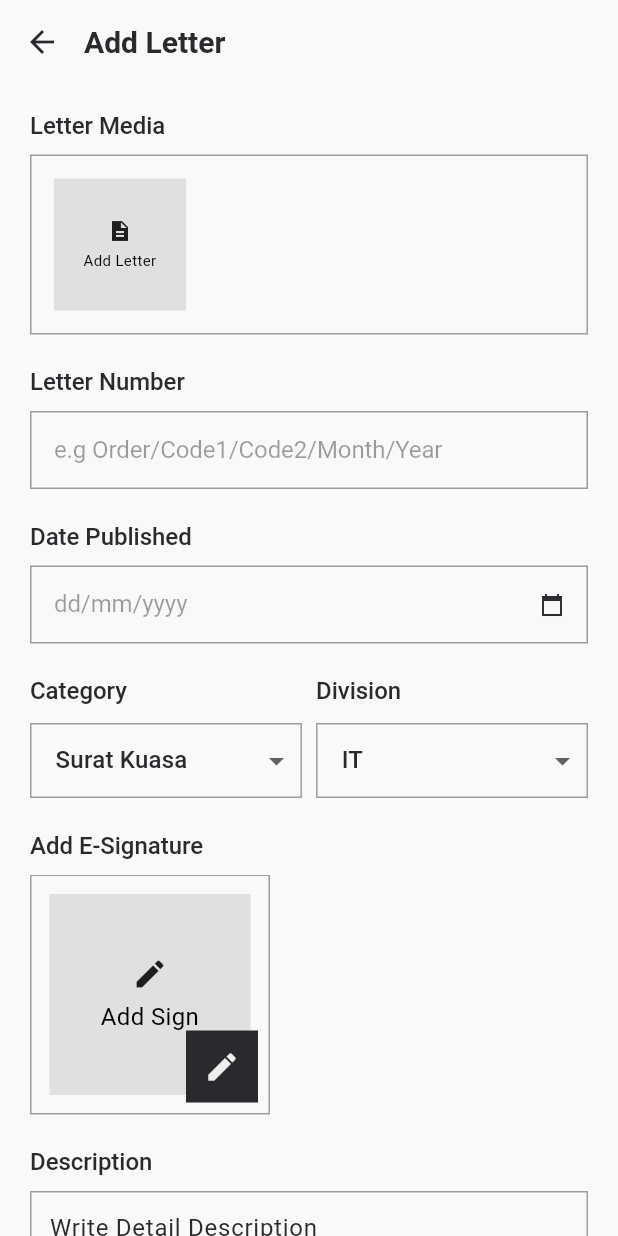
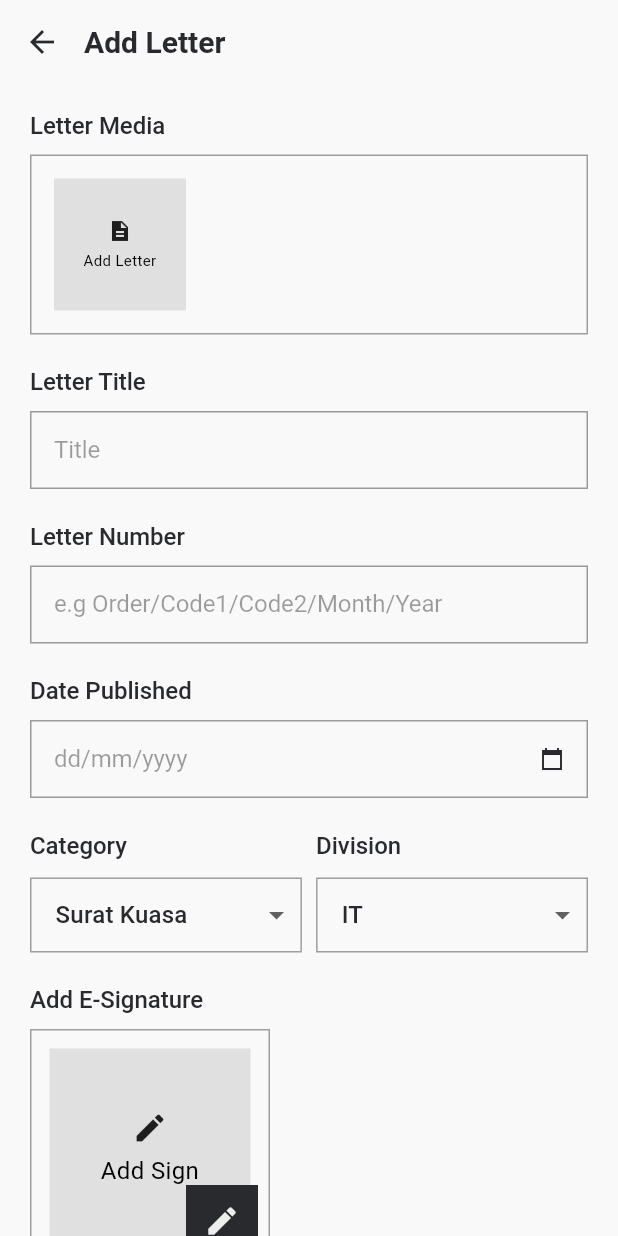
Before and after one commit to raymondtju/letterfly, a Flutter app: the AddLetterPage screen opened by its route, on a phone screen of 412 x 824 dp. Run offline on Flutter 3.47's test engine with Material 3 defaults, Android fonts, the phone set to English and light mode, and no system bars; our stand-ins replace camera, flutter_svg, lottie; missing offline and left inert: flutter_signature_pad; Roboto replaces fonts that are missing (SF); statements that could not run were skipped.

Commit message:
add letter title in addletter page and change the class in letteritem.dart

```diff
--- a/lib/addletter.dart
+++ b/lib/addletter.dart
@@ -96,6 +96,7 @@ class AddLetterPageState extends State<AddLetterPage> {
 
   List<String> TempPhotos = [];
 
+  TextEditingController lettertitleController = TextEditingController();
   TextEditingController letternumberController = TextEditingController();
   TextEditingController datepublishedController = TextEditingController();
   TextEditingController signatureimageController = TextEditingController();
@@ -197,6 +198,18 @@ class AddLetterPageState extends State<AddLetterPage> {
                     ),
                   ),
                 ],
+              ),
+              const SizedBox(height: 20),
+              const Text(
+                'Letter Title',
+                style: DefaultStyles.labelStyle,
+              ),
+              const SizedBox(height: 8),
+              TextField(
+                controller: lettertitleController,
+                decoration: DefaultStyles.inputDecoration.copyWith(
+                  hintText: 'Title',
+                ),
               ),
               const SizedBox(height: 20),
               const Text(
@@ -551,6 +564,7 @@ class AddLetterPageState extends State<AddLetterPage> {
                     }
                     final letter = Letter(
                         imagePaths: TempPhotos,
+                        letterTitle: lettertitleController.text,
                         letterNumber: letternumberController.text,
                         datePublished: datepublishedController.text.isNotEmpty
                             ? datepublishedController.text
--- a/lib/components/letteritem.dart
+++ b/lib/components/letteritem.dart
@@ -2,6 +2,7 @@ import 'dart:typed_data';
 
 class Letter {
   final List<String> imagePaths;
+  final String letterTitle;
   final String letterNumber;
   final String datePublished;
   final String category;
@@ -11,6 +12,7 @@ class Letter {
 
   Letter({
     required this.imagePaths,
+    required this.letterTitle,
     required this.letterNumber,
     required this.datePublished,
     required this.category,
```
